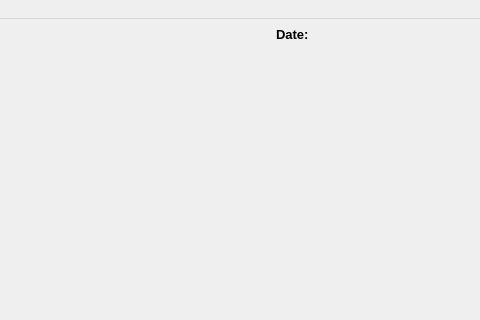
Above: mainwindow.ui from brookiestein/CallsCounter before the change; both pictures show x 484 to 964 and y 0 to 320 of the 964 by 496 pixel window. Below: the same form after it.
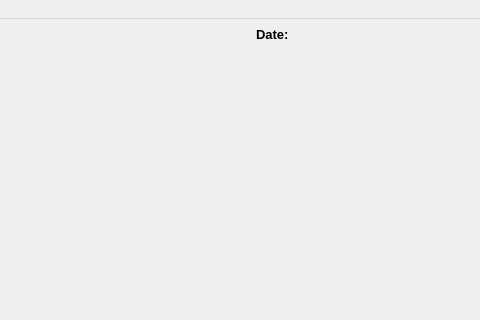
That is the form after the change.

```diff
--- a/mainwindow.ui
+++ b/mainwindow.ui
@@ -84,9 +84,9 @@
    <widget class="QLabel" name="datetimeLabel">
     <property name="geometry">
      <rect>
-      <x>760</x>
+      <x>740</x>
       <y>0</y>
-      <width>181</width>
+      <width>201</width>
       <height>31</height>
      </rect>
     </property>
```
